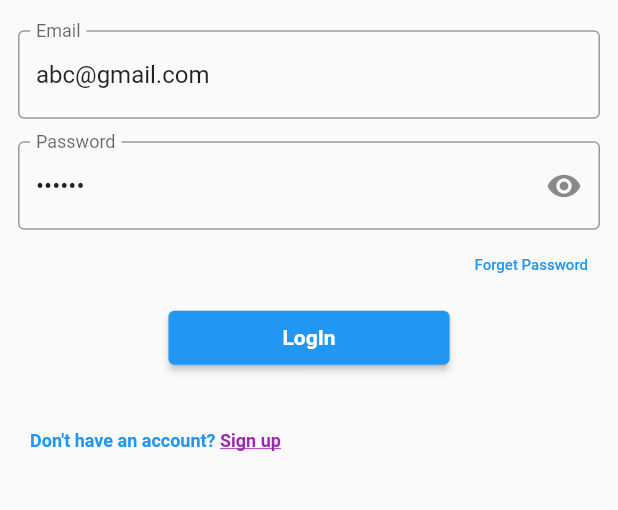
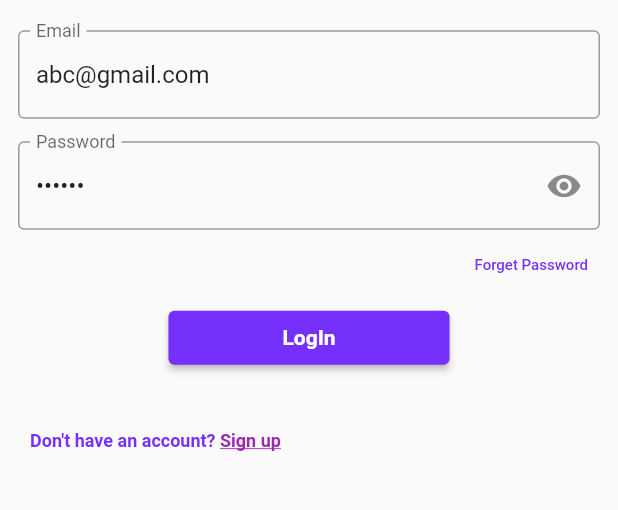
Before and after one commit to mudassir060/CashFolw, a Flutter app: the screen it shows after launch, on a phone screen of 412 x 824 dp, the part 521-1031 px from its top. Run offline on Flutter 3.47's test engine with Material 2 defaults, Android fonts, the phone set to English and light mode, and no system bars; our stand-ins replace cloud_firestore, dotted_line, firebase_auth, firebase_core, image_picker, percent_indicator and 1 more; missing offline and left inert: email_auth; accounts and stored records are empty; Roboto replaces fonts that are missing (Georgia).

Commit message:
Theme Set

```diff
--- a/lib/Api/login.dart
+++ b/lib/Api/login.dart
@@ -3,8 +3,10 @@
 import 'package:ppc/Api/register.dart';
 import 'package:flutter/material.dart';
 import 'package:ppc/Pages/BottomBar.dart';
+
 import 'package:firebase_auth/firebase_auth.dart';
 import 'package:cloud_firestore/cloud_firestore.dart';
+import 'package:ppc/Widget/Color.dart';
 
 class Login extends StatefulWidget {
   const Login({Key? key}) : super(key: key);
@@ -108,8 +110,7 @@ class _LoginState extends State<Login> {
       debugShowCheckedModeBanner: false,
       title: 'Sign in',
       theme: ThemeData(
-        // primarySwatch: Color.fromRGBO(117, 48, 251, 1.0),
-            fontFamily: 'Georgia',
+          primarySwatch: kToDark,
       ),
       home: Scaffold(
         body: SingleChildScrollView(
--- a/lib/Api/register.dart
+++ b/lib/Api/register.dart
@@ -8,6 +8,7 @@ import 'package:flutter/material.dart';
 import 'package:ppc/Function/PopUp.dart';
 import 'package:ppc/Pages/HomePage.dart';
 import 'package:cloud_firestore/cloud_firestore.dart';
+import 'package:ppc/Widget/Color.dart';
 
 class Registration extends StatefulWidget {
   const Registration({Key? key}) : super(key: key);
@@ -126,7 +127,7 @@ class _RegistrationState extends State<Registration> {
       debugShowCheckedModeBanner: false,
       title: 'Sign Up',
       theme: ThemeData(
-        primarySwatch: Colors.lightBlue,
+          primarySwatch: kToDark,
       ),
       home: Scaffold(
         // appBar: AppBar(
--- a/lib/Pages/BottomBar.dart
+++ b/lib/Pages/BottomBar.dart
@@ -68,6 +68,7 @@ import 'package:ppc/Bloc/AppBar.dart';
 import 'package:ppc/Pages/Dashboard.dart';
 import 'package:ppc/Pages/HomePage.dart';
 import 'package:ppc/Pages/Profile.dart';
+import 'package:ppc/Widget/Color.dart';
 
 class BottomBar extends StatefulWidget {
   final Map UserData;
@@ -118,7 +119,7 @@ class _BottomBarState extends State<BottomBar> {
       child: MaterialApp(
         debugShowCheckedModeBanner: false,
         theme: ThemeData(
-          primarySwatch: Colors.lightBlue,
+          primarySwatch: kToDark,
         ),
         home: Scaffold(
           // appBar: AppBar(
--- a/lib/Pages/Dashboard.dart
+++ b/lib/Pages/Dashboard.dart
@@ -3,6 +3,7 @@
 import 'package:flutter/foundation.dart';
 import 'package:flutter/material.dart';
 import 'package:ppc/Widget/Cards.dart';
+import 'package:ppc/Widget/Color.dart';
 
 class Dashboard extends StatefulWidget {
   final Map UserData;
@@ -28,7 +29,7 @@ class _DashboardState extends State<Dashboard> {
       debugShowCheckedModeBanner: false,
       title: "Dashboard",
       theme: ThemeData(
-        primarySwatch: Colors.lightBlue,
+          primarySwatch: kToDark,
       ),
       home: Scaffold(
         appBar: AppBar(
--- a/lib/Pages/Profile.dart
+++ b/lib/Pages/Profile.dart
@@ -2,6 +2,7 @@
 
 import 'package:flutter/foundation.dart';
 import 'package:flutter/material.dart';
+import 'package:ppc/Widget/Color.dart';
 
 class ProfilePage extends StatefulWidget {
   final Map UserData;
@@ -22,6 +23,9 @@ class _ProfilePageState extends State<ProfilePage> {
     }
     return MaterialApp(
       debugShowCheckedModeBanner: false,
+           theme: ThemeData(
+          primarySwatch: kToDark,
+      ),
       home: Scaffold(
                 appBar: AppBar(
           title: const Text(
--- a/lib/Pages/Publisher/Deposit.dart
+++ b/lib/Pages/Publisher/Deposit.dart
@@ -3,6 +3,7 @@
 import 'package:flutter/foundation.dart';
 import 'package:flutter/material.dart';
 import 'package:ppc/Widget/Cards.dart';
+import 'package:ppc/Widget/Color.dart';
 
 class Deposit extends StatefulWidget {
   final Map UserData;
@@ -27,7 +28,7 @@ class _DepositState extends State<Deposit> {
       debugShowCheckedModeBanner: false,
       title: "Deposit",
       theme: ThemeData(
-        primarySwatch: Colors.lightBlue,
+          primarySwatch: kToDark,
       ),
       home: Scaffold(
                          appBar: AppBar(
--- a/lib/Pages/Publisher/Plan.dart
+++ b/lib/Pages/Publisher/Plan.dart
@@ -7,6 +7,7 @@ import 'package:dotted_line/dotted_line.dart';
 import 'package:ppc/Function/PopUp.dart';
 import 'package:ppc/Function/deletePlan.dart';
 import 'package:ppc/Pages/Admin/Create_Plan.dart';
+import 'package:ppc/Widget/Color.dart';
 
 class Plan extends StatefulWidget {
   final Map UserData;
@@ -37,7 +38,7 @@ class _PlanState extends State<Plan> {
       debugShowCheckedModeBanner: false,
       title: "Plan",
       theme: ThemeData(
-        primarySwatch: Colors.lightBlue,
+          primarySwatch: kToDark,
       ),
       home: Scaffold(
         appBar: AppBar(
--- a/lib/Pages/Publisher/PostAd.dart
+++ b/lib/Pages/Publisher/PostAd.dart
@@ -4,6 +4,7 @@ import 'package:flutter/foundation.dart';
 import 'package:flutter/material.dart';
 import 'package:dotted_line/dotted_line.dart';
 import 'package:ppc/Bloc/AppBar.dart';
+import 'package:ppc/Widget/Color.dart';
 
 class PostAd extends StatefulWidget {
   final Map UserData;
@@ -33,7 +34,7 @@ class _PostAdState extends State<PostAd> {
     return MaterialApp(
       debugShowCheckedModeBanner: false,
       theme: ThemeData(
-        primarySwatch: Colors.lightBlue,
+          primarySwatch: kToDark,
       ),
       home: Scaffold(
         appBar: AppBar(
--- a/lib/Pages/Viewer/Referral.dart
+++ b/lib/Pages/Viewer/Referral.dart
@@ -4,6 +4,7 @@ import 'package:cloud_firestore/cloud_firestore.dart';
 import 'package:flutter/foundation.dart';
 import 'package:flutter/material.dart';
 import 'package:ppc/Widget/Cards.dart';
+import 'package:ppc/Widget/Color.dart';
 
 class Referral extends StatefulWidget {
   final Map UserData;
@@ -22,7 +23,7 @@ class _ReferralState extends State<Referral> {
     return MaterialApp(
       debugShowCheckedModeBanner: false,
       theme: ThemeData(
-        primarySwatch: Colors.lightBlue,
+          primarySwatch: kToDark,
       ),
       home: Scaffold(
         appBar: AppBar(
--- a/lib/Pages/Viewer/Withdraw.dart
+++ b/lib/Pages/Viewer/Withdraw.dart
@@ -3,6 +3,7 @@
 import 'package:flutter/foundation.dart';
 import 'package:flutter/material.dart';
 import 'package:dotted_line/dotted_line.dart';
+import 'package:ppc/Widget/Color.dart';
 
 class Withdraw extends StatefulWidget {
   final Map UserData;
@@ -32,7 +33,7 @@ class _WithdrawState extends State<Withdraw> {
     return MaterialApp(
       debugShowCheckedModeBanner: false,
       theme: ThemeData(
-        primarySwatch: Colors.lightBlue,
+          primarySwatch: kToDark,
       ),
       home: Scaffold(
         appBar: AppBar(
--- /dev/null
+++ b/lib/Widget/Color.dart
@@ -0,0 +1,17 @@
+     import 'package:flutter/material.dart';
+
+ MaterialColor kToDark = const MaterialColor(
+    0xff7530fb,
+     <int, Color>{
+      50:  Color(0xffce5641 ),//10%
+      100: Color(0xffb74c3a),//20%
+      200: Color(0xffa04332),//30%
+      300: Color(0xff89392b),//40%
+      400: Color(0xff733024),//50%
+      500: Color(0xff5c261d),//60%
+      600: Color(0xff451c16),//70%
+      700: Color(0xff2e130e),//80%
+      800: Color(0xff170907),//90%
+      900: Color(0xff000000),//100%
+    },
+  );
```
Also changed, not shown: lib/Pages/HomePage.dart (+8 -7 lines), lib/Pages/Viewer/InviteFriend.dart (added, +87 -0 lines), lib/Pages/Viewer/ViewAd.dart (+9 -1 lines), images/Icon/add-friend.png (added), images/add-friend.png (added).
